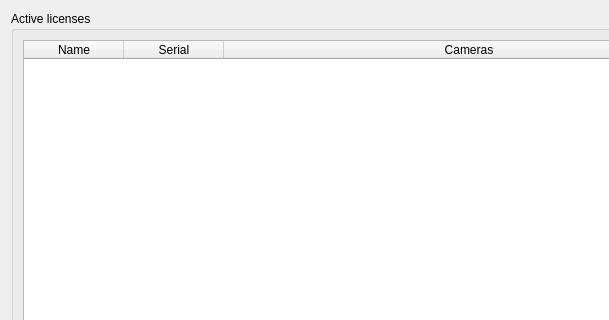
The window that client/src/ui/preferences/licensemanagerwidget.ui (networkoptix/nx_open) describes before a commit, drawn with Qt 5; both pictures show x 0 to 609 and y 0 to 320 of the 738 by 542 pixel window.
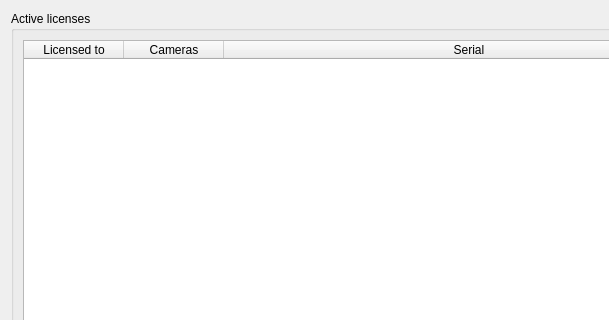
The same window after the commit. Custom widgets are drawn as their Qt base class.

Diff of the .ui file:
```diff
--- a/client/src/ui/preferences/licensemanagerwidget.ui
+++ b/client/src/ui/preferences/licensemanagerwidget.ui
@@ -26,6 +26,12 @@
          <layout class="QVBoxLayout" name="verticalLayout">
           <item>
            <widget class="QTableWidget" name="gridLicenses">
+            <property name="enabled">
+             <bool>true</bool>
+            </property>
+            <property name="editTriggers">
+             <set>QAbstractItemView::NoEditTriggers</set>
+            </property>
             <attribute name="horizontalHeaderCascadingSectionResizes">
              <bool>false</bool>
             </attribute>
@@ -34,12 +40,7 @@
             </attribute>
             <column>
              <property name="text">
-              <string>Name</string>
-             </property>
-            </column>
-            <column>
-             <property name="text">
-              <string>Serial</string>
+              <string>Licensed to</string>
              </property>
             </column>
             <column>
@@ -47,6 +48,11 @@
               <string>Cameras</string>
              </property>
             </column>
+            <column>
+             <property name="text">
+              <string>Serial</string>
+             </property>
+            </column>
            </widget>
           </item>
           <item>
```
